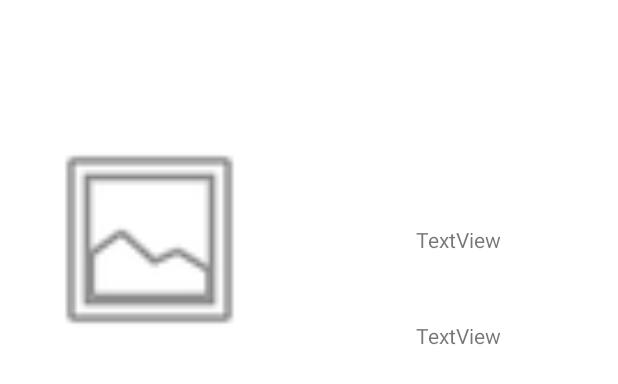
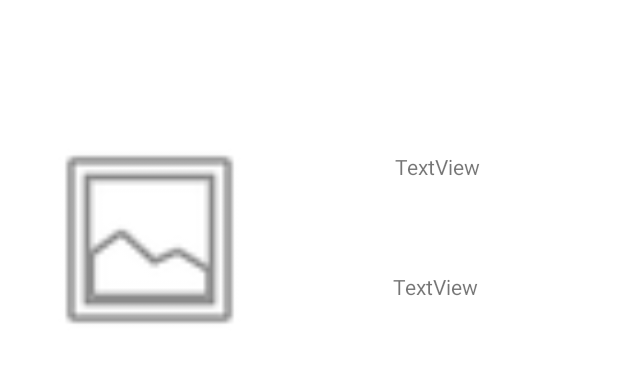
Before and after one commit to aliciane-pinault/S2_android, an Android app: the layout cell_custom.xml on its own in the app's theme, with its tools: preview values and no code run, on a phone screen of 412 x 824 dp. Shown: the top 384 px of the screen. Run offline under Robolectric (Android 15) with nearby library versions, the phone set to English and light mode, and no system bars; network calls fail.

Commit message:
correction affichage nom plat (sur plusieur lignes)

```diff
--- a/app/src/main/res/layout/cell_custom.xml
+++ b/app/src/main/res/layout/cell_custom.xml
@@ -7,10 +7,10 @@
 
     <TextView
         android:id="@+id/recycle"
-        android:layout_width="wrap_content"
-        android:layout_height="wrap_content"
+        android:layout_width="85dp"
+        android:layout_height="65dp"
         android:text="TextView"
-        app:layout_constraintBottom_toBottomOf="@+id/imageView"
+        app:layout_constraintBottom_toTopOf="@+id/priceTextView"
         app:layout_constraintEnd_toEndOf="parent"
         app:layout_constraintStart_toEndOf="@+id/imageView"
         app:layout_constraintTop_toTopOf="@+id/imageView" />
@@ -26,10 +26,10 @@
 
     <TextView
         android:id="@+id/priceTextView"
-        android:layout_width="wrap_content"
-        android:layout_height="wrap_content"
+        android:layout_width="88dp"
+        android:layout_height="52dp"
         android:text="TextView"
-        app:layout_constraintBottom_toBottomOf="@+id/imageView"
+        app:layout_constraintBottom_toBottomOf="parent"
         app:layout_constraintEnd_toEndOf="parent"
         app:layout_constraintStart_toEndOf="@+id/imageView" />
 
```
